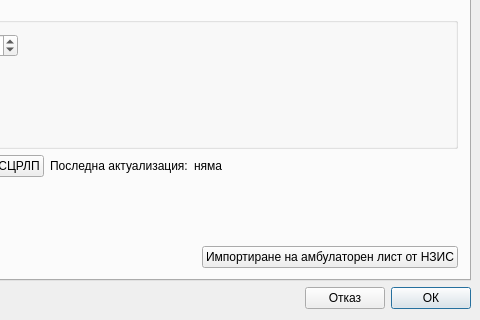
Above: src/View/Widgets/SettingsDialog.ui from thefinalcutbg/DinoDent before the change; both pictures show x 291 to 771 and y 194 to 514 of the 771 by 514 pixel window. Below: the same form after it.
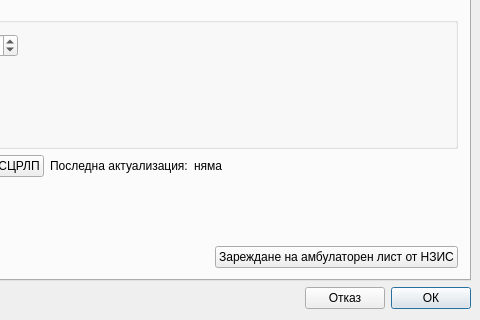
That is the form after the change. The open tabs and pages were chosen to show the change. Custom widgets are drawn as their Qt base class.

```diff
--- a/src/View/Widgets/SettingsDialog.ui
+++ b/src/View/Widgets/SettingsDialog.ui
@@ -232,7 +232,7 @@
          <item>
           <widget class="QPushButton" name="hisImport">
            <property name="text">
-            <string>Импортиране на амбулаторен лист от НЗИС</string>
+            <string>Зареждане на амбулаторен лист от НЗИС</string>
            </property>
           </widget>
          </item>
```
Left out of the diff: 2 changed lines with no effect on the pictures.
